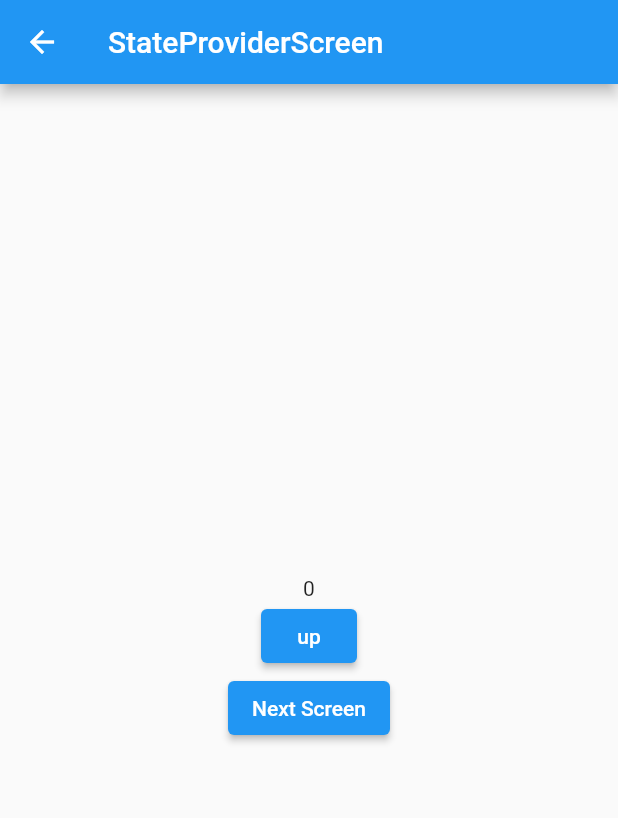
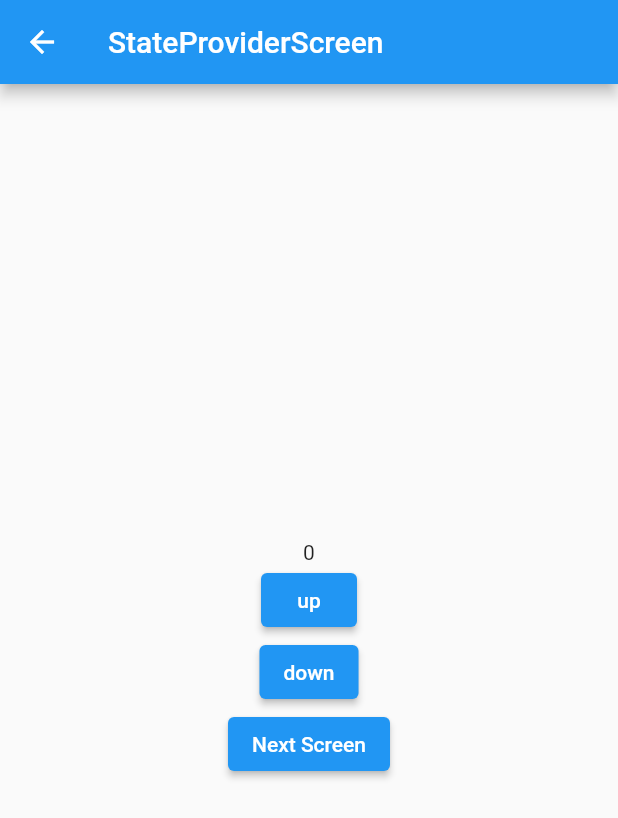
Before and after one commit to seoyoon513/flutter_riverpod_example, a Flutter app: the screen it shows after launch, after a tap on "StateProviderScreen", on a phone screen of 412 x 824 dp. Shown: the top 818 px of the screen. Run offline on Flutter 3.47's test engine with Material 2 defaults, Android fonts, the phone set to English and light mode, and no system bars; our stand-ins replace flutter_riverpod.

Commit message:
[feat] state 값 update 하는 두 번째 방법 실습

```diff
--- a/lib/screen/state_provider_screen.dart
+++ b/lib/screen/state_provider_screen.dart
@@ -25,10 +25,20 @@ class StateProviderScreen extends ConsumerWidget {
             ),
             ElevatedButton(
               onPressed: () {
+                // update 방법 1
                 // ref.read : 버튼을 눌렀을 때 단발적으로 실행
                 ref.read(numberProvider.notifier).update((state) => state + 1);
               },
               child: Text('up'),
+            ),
+            ElevatedButton(
+              onPressed: () {
+                // update 방법 2
+                // 현재 state를 가져와서 state 값을 -1씩 변경
+                ref.read(numberProvider.notifier).state =
+                ref.read(numberProvider.notifier).state -1;
+              },
+              child: Text('down'),
             ),
             ElevatedButton(
               onPressed: () {
```
